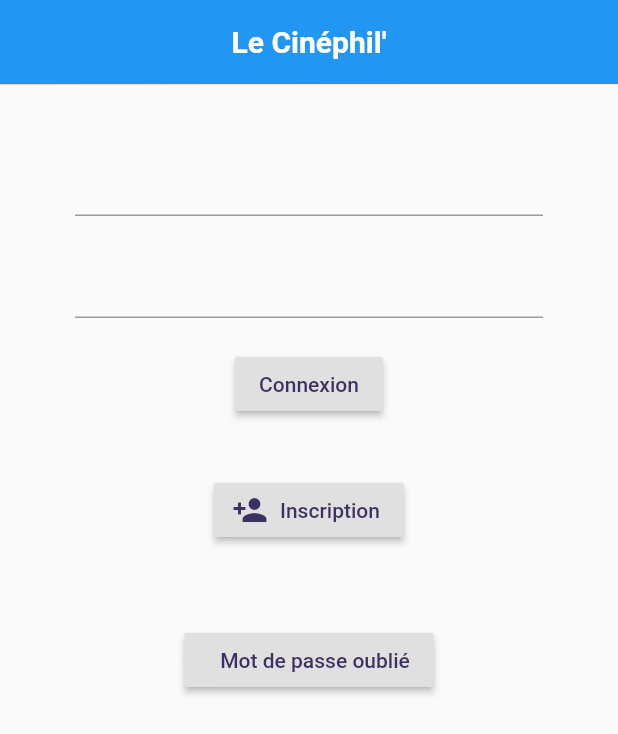
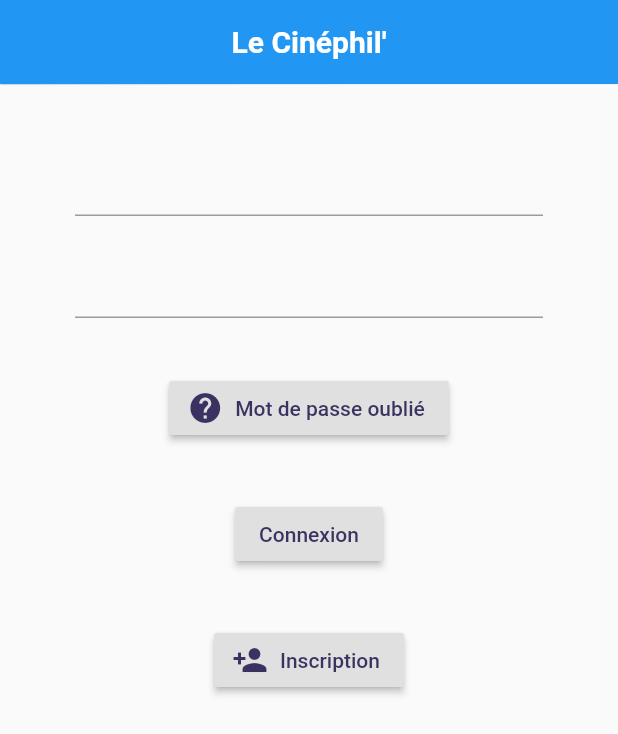
Before and after one commit to MaatheN/Cinephile_Prod_dev, a Flutter app: the screen it shows after launch, on a phone screen of 412 x 824 dp. Shown: the top 734 px of the screen. Run offline on Flutter 3.47's test engine with Material 2 defaults, Android fonts, the phone set to English and light mode, and no system bars; our stand-ins replace cloud_firestore, firebase_auth; accounts and stored records are empty; Roboto replaces fonts that are missing (Alvo, Arvo).

```diff
--- a/lib/auth/authentification.dart
+++ b/lib/auth/authentification.dart
@@ -1,4 +1,5 @@
 import 'package:firebase_auth/firebase_auth.dart';
+import 'package:flutter_lcinephil_dev/auth/resetMdp.dart';
 import '../movie_list.dart';
 import 'inscription.dart';
 import 'user.dart';
@@ -58,6 +59,28 @@ class AuthentificationPageState extends State<Authentification> {
                 },
               ),
               SizedBox(height: 20.0),
+              new Padding(padding: const EdgeInsets.all(16.0),
+                child: RaisedButton.icon(
+                  onPressed: () {
+                    Navigator.push(context, new MaterialPageRoute(builder: (context){
+//                      return new Inscription();
+                      return new ResetMdp();
+                    }));
+                  },
+                  icon: Icon(
+                    Icons.help,
+                    color: couleurPrincipale,
+                  ),
+                  label: Text(
+                    'Mot de passe oublié',
+                    style: new TextStyle(
+                        color: couleurPrincipale,
+                        fontFamily: 'Arvo'
+                    ),
+                  ),
+                ),
+              ),
+              SizedBox(height: 20.0),
               RaisedButton(
                 //color: couleurPrincipale,
                 child: Text(
@@ -89,6 +112,7 @@ class AuthentificationPageState extends State<Authentification> {
                   onPressed: () {
                     Navigator.push(context, new MaterialPageRoute(builder: (context){
                       return new Inscription();
+//                      return new ResetMdp();
                     }));
                   },
                   icon: Icon(
@@ -104,21 +128,6 @@ class AuthentificationPageState extends State<Authentification> {
                   ),
                 ),
               ),
-              SizedBox(height: 20.0,),
-              new Padding(padding: const EdgeInsets.all(16.0),
-                child: RaisedButton.icon(
-                  onPressed: () {
-                    Navigator.push(context, new MaterialPageRoute(builder: (context) {
-                      return new ResetMdp();
-                    }));
-                  },
-                  label: Text('Mot de passe oublié',
-                  style: new TextStyle(
-                    color: couleurPrincipale,
-                    fontFamily: 'Arvo'
-                  ),
-                ),
-              ),)
             ],
           ),
         ),
@@ -160,6 +169,11 @@ class AuthService {
       return null;
     }
   }
+
+  Future sendPasswordResetEmail(String email) async {
+    return _auth.sendPasswordResetEmail(email: email);
+  }
+
 }/*
 class Inscription extends StatelessWidget {
   final AuthService _authService = AuthService();
--- a/lib/auth/inscription.dart
+++ b/lib/auth/inscription.dart
@@ -52,7 +52,7 @@ class _InscriptionState extends State<Inscription> {
               SizedBox(height: 20.0),
               TextFormField(
                 obscureText: true,
-                validator: (val) => val.length < 6 ? '+6 charactères Mote de Passe' : null,
+                validator: (val) => val.length < 6 ? '+6 charactères Mot de Passe' : null,
                 onChanged: (val) {
                   setState(() => password = val);
                 },
```
Lines whose indentation alone changed are shown as unchanged.
